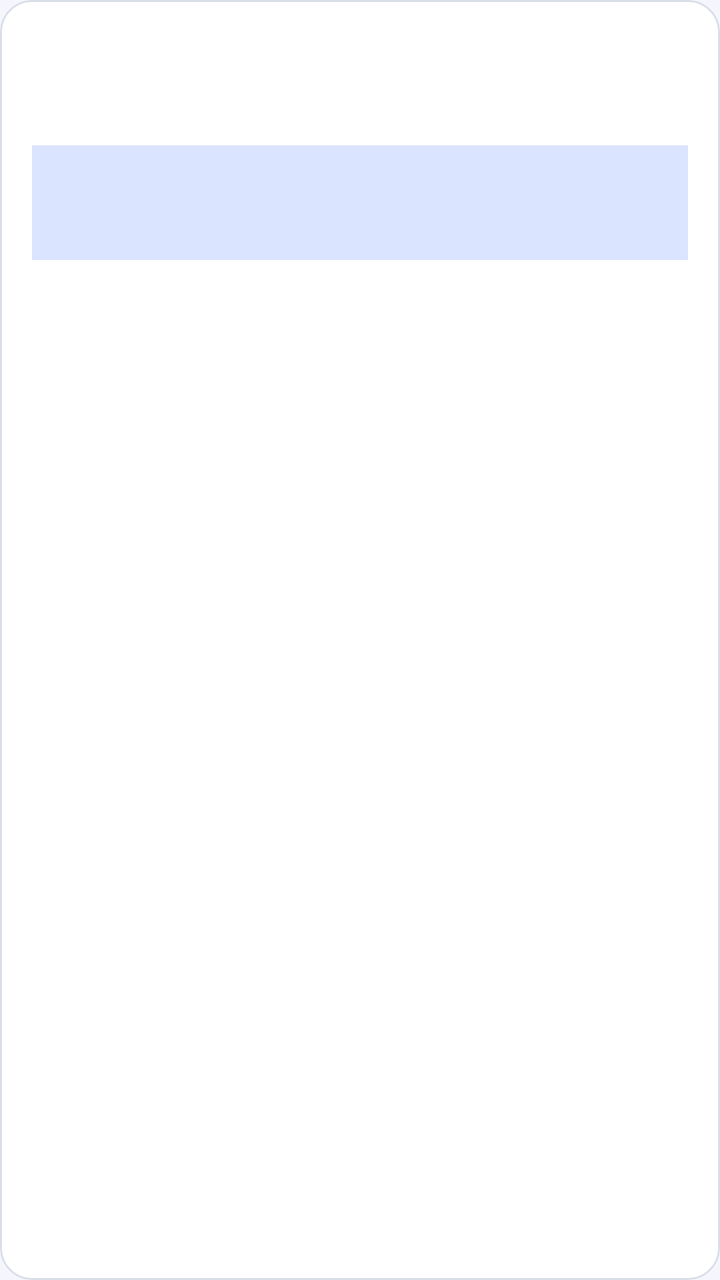
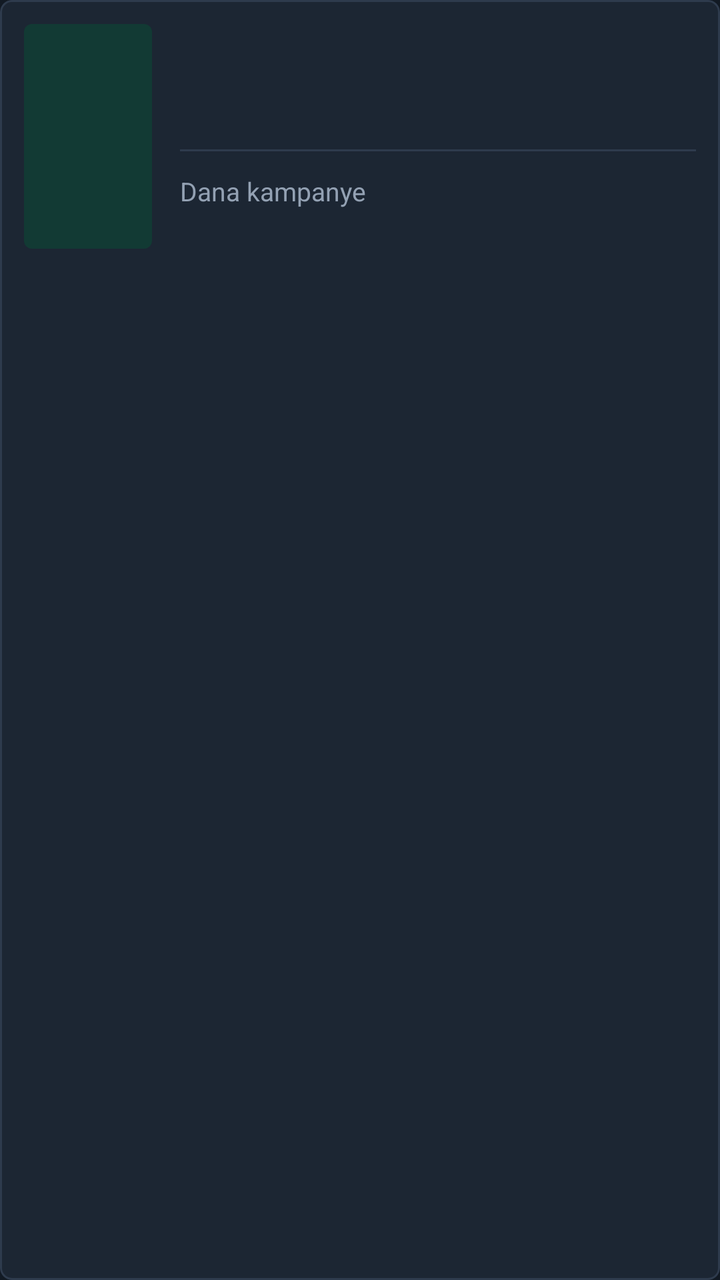

Compare the two renders of this Android layout. The source of the first and the diff that turns it into the second are given below.
<!-- AndroidManifest.xml: application theme Theme.EvotingAPP -->
<!-- res/layout/item_candidate.xml -->
<?xml version="1.0" encoding="utf-8"?>
<com.google.android.material.card.MaterialCardView xmlns:android="http://schemas.android.com/apk/res/android"
    style="@style/SectionCard"
    android:layout_width="match_parent"
    android:layout_height="wrap_content">

    <LinearLayout
        android:layout_width="match_parent"
        android:layout_height="wrap_content"
        android:orientation="vertical"
        android:padding="16dp">

        <TextView
            android:id="@+id/tvName"
            android:layout_width="match_parent"
            android:layout_height="wrap_content"
            android:textAppearance="?attr/textAppearanceTitleMedium"
            android:textColor="@color/brand_on_primary_container"
            android:textStyle="bold" />

        <TextView
            android:id="@+id/tvVision"
            android:layout_width="match_parent"
            android:layout_height="wrap_content"
            android:layout_marginTop="6dp"
            android:textAppearance="?attr/textAppearanceBodyMedium" />

        <LinearLayout
            android:id="@+id/fundSection"
            android:layout_width="match_parent"
            android:layout_height="wrap_content"
            android:layout_marginTop="10dp"
            android:background="@color/brand_primary_container"
            android:orientation="vertical"
            android:padding="10dp">

            <TextView
                android:id="@+id/tvFund"
                android:layout_width="match_parent"
                android:layout_height="wrap_content"
                android:textColor="@color/brand_on_primary_container"
                android:textStyle="bold" />

            <TextView
                android:id="@+id/tvFundSummary"
                style="@style/MutedText"
                android:layout_width="match_parent"
                android:layout_height="wrap_content"
                android:layout_marginTop="2dp" />
        </LinearLayout>

        <com.google.android.material.button.MaterialButton
            android:id="@+id/btnChoose"
            android:layout_width="match_parent"
            android:layout_height="wrap_content"
            android:layout_marginTop="10dp"
            android:text="Pilih Kandidat Ini"
            android:visibility="gone" />
    </LinearLayout>
</com.google.android.material.card.MaterialCardView>
<!-- resources referenced by this layout -->
<resources>
  <color name="brand_on_primary_container">#0B1F5C</color>
  <color name="brand_primary_container">#DBE4FF</color>
  <style name="MutedText">
          <item name="android:textAppearance">?attr/textAppearanceBodySmall</item>
          <item name="android:textColor">@color/text_muted</item>
      </style>
  <style name="SectionCard" parent="Widget.Material3.CardView.Outlined">
          <item name="cardCornerRadius">16dp</item>
          <item name="strokeColor">@color/outline_soft</item>
          <item name="cardBackgroundColor">@color/white</item>
          <item name="android:layout_marginTop">12dp</item>
      </style>
  <style name="Theme.EvotingAPP" parent="Base.Theme.EvotingAPP" />
  <color name="text_muted">#5B6475</color>
  <color name="outline_soft">#D9DEE8</color>
  <color name="white">#FFFFFFFF</color>
  <style name="Base.Theme.EvotingAPP" parent="Theme.Material3.Light.NoActionBar">
          <item name="colorPrimary">@color/brand_primary</item>
          <item name="colorOnPrimary">@color/white</item>
          <item name="colorPrimaryContainer">@color/brand_primary_container</item>
          <item name="colorOnPrimaryContainer">@color/brand_on_primary_container</item>
          <item name="colorSecondary">@color/brand_secondary</item>
          <item name="colorSecondaryContainer">@color/brand_secondary_container</item>
          <item name="android:colorBackground">@color/surface_bg</item>
          <item name="android:windowBackground">@color/surface_bg</item>
          <item name="android:statusBarColor" tools:targetApi="l">@android:color/transparent</item>
          <item name="android:windowLightStatusBar" tools:targetApi="m">true</item>
      </style>
  <color name="brand_primary">#1E3A8A</color>
  <color name="brand_secondary">#0F766E</color>
  <color name="brand_secondary_container">#CCF1EC</color>
  <color name="surface_bg">#F4F6FB</color>
</resources>

<!-- the commit's change to res/layout/item_candidate.xml (unified diff, before → after) -->
@@ -1,60 +1,120 @@
 <?xml version="1.0" encoding="utf-8"?>
 <com.google.android.material.card.MaterialCardView xmlns:android="http://schemas.android.com/apk/res/android"
-    style="@style/SectionCard"
+    style="@style/BallotCard"
     android:layout_width="match_parent"
     android:layout_height="wrap_content">
 
     <LinearLayout
         android:layout_width="match_parent"
         android:layout_height="wrap_content"
-        android:orientation="vertical"
-        android:padding="16dp">
+        android:orientation="horizontal"
+        android:padding="12dp">
 
-        <TextView
-            android:id="@+id/tvName"
-            android:layout_width="match_parent"
-            android:layout_height="wrap_content"
-            android:textAppearance="?attr/textAppearanceTitleMedium"
-            android:textColor="@color/brand_on_primary_container"
-            android:textStyle="bold" />
+        <FrameLayout
+            android:layout_width="64dp"
+            android:layout_height="match_parent"
+            android:minHeight="96dp"
+            android:background="@drawable/bg_ballot_number">
 
-        <TextView
-            android:id="@+id/tvVision"
-            android:layout_width="match_parent"
-            android:layout_height="wrap_content"
-            android:layout_marginTop="6dp"
-            android:textAppearance="?attr/textAppearanceBodyMedium" />
+            <TextView
+                android:id="@+id/tvNumber"
+                android:layout_width="match_parent"
+                android:layout_height="wrap_content"
+                android:layout_marginTop="10dp"
+                android:fontFamily="sans-serif-condensed"
+                android:gravity="center"
+                android:textColor="@color/brand_primary"
+                android:textSize="34sp"
+                android:textStyle="bold" />
+
+            
+            <View
+                android:id="@+id/punchMark"
+                android:layout_width="22dp"
+                android:layout_height="22dp"
+                android:layout_gravity="bottom|center_horizontal"
+                android:layout_marginBottom="12dp"
+                android:background="@drawable/bg_punch_hole"
+                android:visibility="gone" />
+        </FrameLayout>
 
         <LinearLayout
-            android:id="@+id/fundSection"
-            android:layout_width="match_parent"
+            android:layout_width="0dp"
             android:layout_height="wrap_content"
-            android:layout_marginTop="10dp"
-            android:background="@color/brand_primary_container"
-            android:orientation="vertical"
-            android:padding="10dp">
+            android:layout_marginStart="14dp"
+            android:layout_weight="1"
+            android:orientation="vertical">
 
             <TextView
-                android:id="@+id/tvFund"
+                android:id="@+id/tvName"
                 android:layout_width="match_parent"
                 android:layout_height="wrap_content"
-                android:textColor="@color/brand_on_primary_container"
+                android:fontFamily="sans-serif-condensed"
+                android:textColor="@color/text_primary"
+                android:textSize="19sp"
                 android:textStyle="bold" />
 
             <TextView
-                android:id="@+id/tvFundSummary"
-                style="@style/MutedText"
+                android:id="@+id/tvVision"
+                style="@style/BodyText"
                 android:layout_width="match_parent"
                 android:layout_height="wrap_content"
-                android:layout_marginTop="2dp" />
+                android:layout_marginTop="6dp"
+                android:textSize="14sp" />
+
+            <View
+                android:layout_width="match_parent"
+                android:layout_height="1dp"
+                android:layout_marginTop="12dp"
+                android:background="@color/outline_soft" />
+
+            <LinearLayout
+                android:id="@+id/fundSection"
+                android:layout_width="match_parent"
+                android:layout_height="wrap_content"
+                android:layout_marginTop="10dp"
+                android:orientation="vertical">
+
+                <LinearLayout
+                    android:layout_width="match_parent"
+                    android:layout_height="wrap_content"
+                    android:orientation="horizontal">
+
+                    <TextView
+                        style="@style/MutedText"
+                        android:layout_width="0dp"
+                        android:layout_height="wrap_content"
+                        android:layout_weight="1"
+                        android:text="Dana kampanye" />
+
+                    <TextView
+                        android:id="@+id/tvFund"
+                        android:layout_width="wrap_content"
+                        android:layout_height="wrap_content"
+                        android:textColor="@color/brand_primary"
+                        android:textSize="14sp"
+                        android:textStyle="bold" />
+                </LinearLayout>
+
+                <TextView
+                    android:id="@+id/tvFundSummary"
+                    style="@style/MutedText"
+                    android:layout_width="match_parent"
+                    android:layout_height="wrap_content"
+                    android:layout_marginTop="2dp" />
+            </LinearLayout>
+
+            <com.google.android.material.button.MaterialButton
+                android:id="@+id/btnChoose"
+                android:layout_width="match_parent"
+                android:layout_height="wrap_content"
+                android:layout_marginTop="12dp"
+                android:minHeight="52dp"
+                android:text="Coblos"
+                android:textSize="16sp"
+                android:visibility="gone"
+                app:cornerRadius="10dp"
+                xmlns:app="http://schemas.android.com/apk/res-auto" />
         </LinearLayout>
-
-        <com.google.android.material.button.MaterialButton
-            android:id="@+id/btnChoose"
-            android:layout_width="match_parent"
-            android:layout_height="wrap_content"
-            android:layout_marginTop="10dp"
-            android:text="Pilih Kandidat Ini"
-            android:visibility="gone" />
     </LinearLayout>
 </com.google.android.material.card.MaterialCardView>
<!-- resource entries referenced after the edit -->
@@ -1,36 +1,75 @@
 <!-- resources referenced by this layout -->
 <resources>
-  <color name="brand_on_primary_container">#0B1F5C</color>
-  <color name="brand_primary_container">#DBE4FF</color>
+  <color name="brand_on_primary_container">#9AF2DE</color>
+  <color name="status_danger">#FF7A7A</color>
+  <color name="brand_primary_container">#123A34</color>
   <style name="MutedText">
-          <item name="android:textAppearance">?attr/textAppearanceBodySmall</item>
+          <item name="android:textSize">13sp</item>
+          <item name="android:lineSpacingMultiplier">1.3</item>
           <item name="android:textColor">@color/text_muted</item>
       </style>
-  <style name="SectionCard" parent="Widget.Material3.CardView.Outlined">
-          <item name="cardCornerRadius">16dp</item>
+  <style name="Theme.EvotingAPP" parent="Base.Theme.EvotingAPP" />
+  <color name="text_muted">#93A1B3</color>
+  <color name="outline_soft">#2E3B4D</color>
+  <color name="text_primary">#E8EEF5</color>
+  <!-- drawable bg_ballot_number (drawable) -->
+  <?xml version="1.0" encoding="utf-8"?>
+  <shape xmlns:android="http://schemas.android.com/apk/res/android" android:shape="rectangle">
+      <solid android:color="@color/brand_primary_container" />
+      <corners android:radius="4dp" />
+  </shape>
+  <!-- drawable bg_punch_hole (drawable) -->
+  <?xml version="1.0" encoding="utf-8"?>
+  <layer-list xmlns:android="http://schemas.android.com/apk/res/android">
+      <item>
+          <shape android:shape="oval">
+              <solid android:color="@color/surface_bg" />
+              <stroke
+                  android:width="3dp"
+                  android:color="@color/brand_primary" />
+          </shape>
+      </item>
+  </layer-list>
+  <style name="BallotCard" parent="Widget.Material3.CardView.Outlined">
+          <item name="cardCornerRadius">6dp</item>
           <item name="strokeColor">@color/outline_soft</item>
-          <item name="cardBackgroundColor">@color/white</item>
+          <item name="strokeWidth">1dp</item>
+          <item name="cardBackgroundColor">@color/surface</item>
           <item name="android:layout_marginTop">12dp</item>
       </style>
-  <style name="Theme.EvotingAPP" parent="Base.Theme.EvotingAPP" />
-  <color name="text_muted">#5B6475</color>
-  <color name="outline_soft">#D9DEE8</color>
-  <color name="white">#FFFFFFFF</color>
-  <style name="Base.Theme.EvotingAPP" parent="Theme.Material3.Light.NoActionBar">
+  <style name="BodyText">
+          <item name="android:textSize">15sp</item>
+          <item name="android:lineSpacingMultiplier">1.3</item>
+          <item name="android:textColor">@color/text_primary</item>
+      </style>
+  <style name="Base.Theme.EvotingAPP" parent="Theme.Material3.Dark.NoActionBar">
           <item name="colorPrimary">@color/brand_primary</item>
-          <item name="colorOnPrimary">@color/white</item>
+          <item name="colorOnPrimary">@color/on_accent</item>
+          <item name="colorSurfaceContainerHighest">@color/surface_high</item>
+          <item name="colorSurfaceContainerHigh">@color/surface_high</item>
+          <item name="colorSurfaceContainer">@color/surface</item>
+          <item name="colorSurfaceContainerLow">@color/surface</item>
+          <item name="colorOutlineVariant">@color/outline_soft</item>
+          <item name="android:navigationBarColor" tools:targetApi="l">@color/surface_bg</item>
           <item name="colorPrimaryContainer">@color/brand_primary_container</item>
           <item name="colorOnPrimaryContainer">@color/brand_on_primary_container</item>
-          <item name="colorSecondary">@color/brand_secondary</item>
-          <item name="colorSecondaryContainer">@color/brand_secondary_container</item>
+          <item name="colorSecondary">@color/brand_primary</item>
+          <item name="colorSecondaryContainer">@color/brand_primary_container</item>
+          <item name="colorOnSecondaryContainer">@color/brand_on_primary_container</item>
+          <item name="colorSurface">@color/surface</item>
+          <item name="colorOnSurface">@color/text_primary</item>
+          <item name="colorOnSurfaceVariant">@color/text_muted</item>
+          <item name="colorOutline">@color/outline_soft</item>
+          <item name="colorError">@color/status_danger</item>
           <item name="android:colorBackground">@color/surface_bg</item>
           <item name="android:windowBackground">@color/surface_bg</item>
           <item name="android:statusBarColor" tools:targetApi="l">@android:color/transparent</item>
-          <item name="android:windowLightStatusBar" tools:targetApi="m">true</item>
+          <item name="android:windowLightStatusBar" tools:targetApi="m">false</item>
       </style>
-  <color name="brand_primary">#1E3A8A</color>
-  <color name="brand_secondary">#0F766E</color>
-  <color name="brand_secondary_container">#CCF1EC</color>
-  <color name="surface_bg">#F4F6FB</color>
+  <color name="on_accent">#06241E</color>
+  <color name="surface_high">#243142</color>
+  <color name="brand_primary">#26C6A6</color>
+  <color name="surface_bg">#121A24</color>
+  <color name="surface">#1C2633</color>
 </resources>
 
